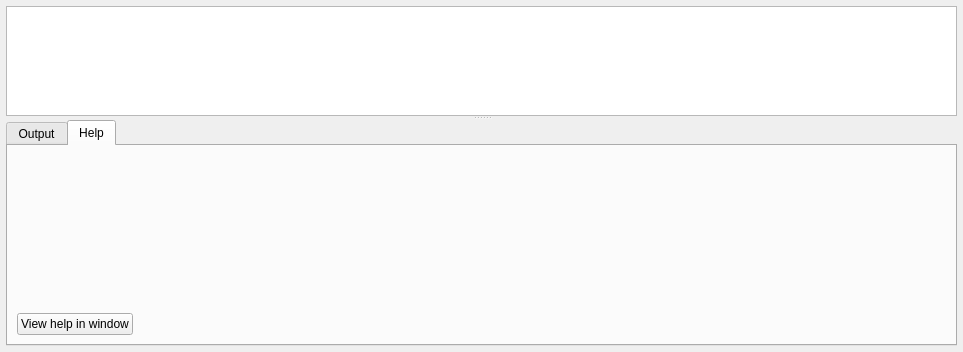
leuat/TRSE, file source/trsedocuments/formraseditor.ui: the form before one commit.
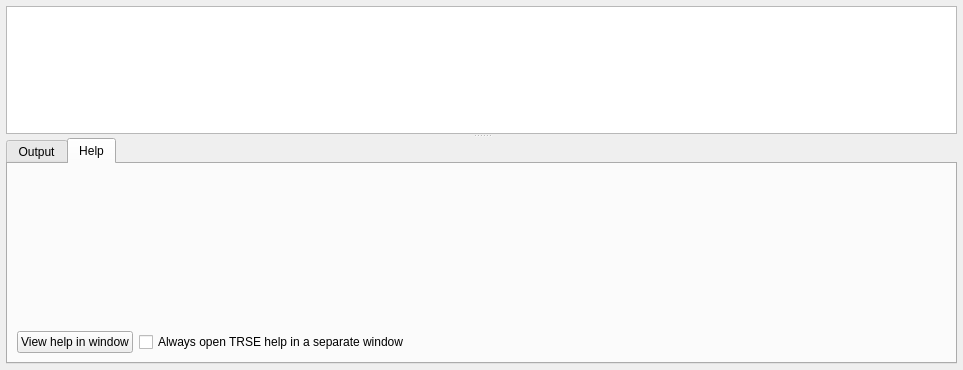
The form after the commit. The open tabs and pages were chosen to show the change. Custom widgets are drawn as their Qt base class.

Commit message: Help window by default

Diff of the .ui file:
```diff
--- a/source/trsedocuments/formraseditor.ui
+++ b/source/trsedocuments/formraseditor.ui
@@ -7,7 +7,7 @@
     <x>0</x>
     <y>0</y>
     <width>963</width>
-    <height>352</height>
+    <height>370</height>
    </rect>
   </property>
   <property name="sizePolicy">
@@ -214,6 +214,13 @@
             </property>
            </widget>
           </item>
+          <item>
+           <widget class="QCheckBox" name="chkAlwaysUseHelpWindow">
+            <property name="text">
+             <string>Always open TRSE help in a separate window</string>
+            </property>
+           </widget>
+          </item>
           <item>
            <spacer name="horizontalSpacer">
             <property name="orientation">
```
The commit also changes 2 other files.
